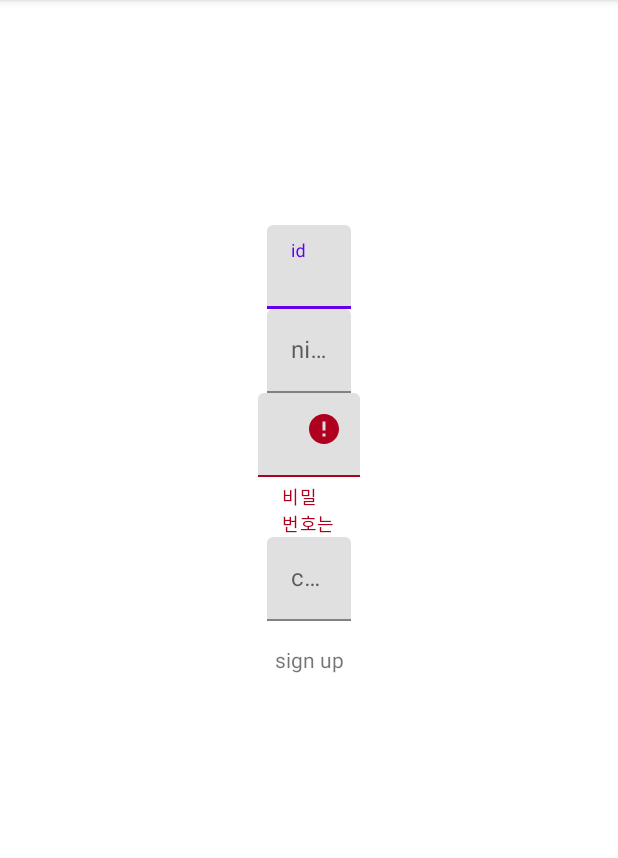
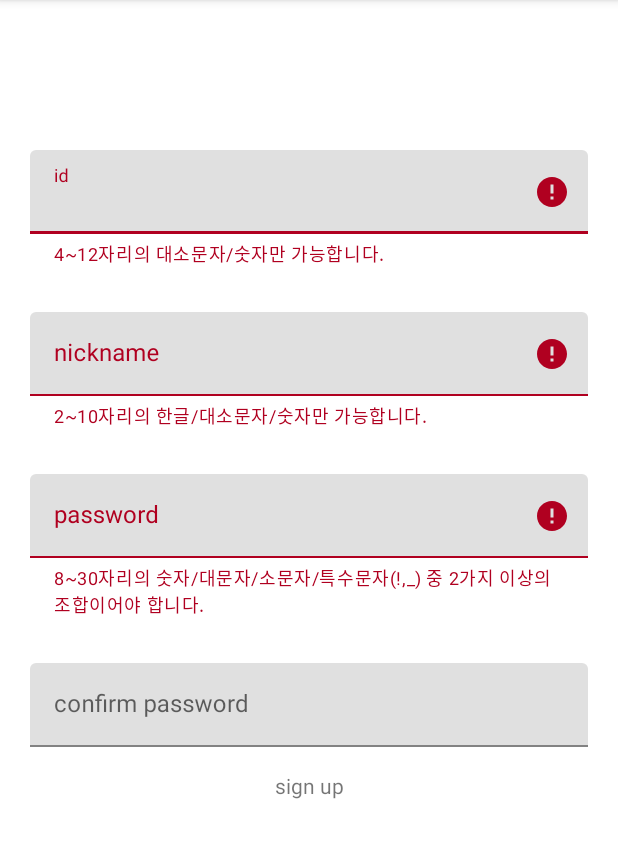
Before and after one commit to skychoi1010/anabada, an Android app: the SignUpActivity screen opened directly, with no data from a screen before it, after a tap on "sign up", on a phone screen of 412 x 824 dp, the part 84-942 px from its top. Run offline under Robolectric (Android 15) with nearby library versions, the phone set to English and light mode, and no system bars.

Commit message:
password validation in progress

```diff
--- a/app/src/main/java/com/example/anabada/ApiService.kt
+++ b/app/src/main/java/com/example/anabada/ApiService.kt
@@ -26,4 +26,11 @@ interface ApiService {
             @Field("nickname") nickname:String
     ): Call<SignUpRes>
 
+/*
+    @GET("user/logout")
+    fun reqBoard(
+            @Query("success") success:Boolean,
+            @Query("resultCode") resultCode:String
+    ): Call<BoardRes>
+ */
 }
--- a/app/src/main/java/com/example/anabada/Res.kt
+++ b/app/src/main/java/com/example/anabada/Res.kt
@@ -16,3 +16,10 @@ data class SignUpRes (
         var success: Boolean,
         var resultCode: String
 )
+/*
+data class BoardRes (
+        var
+        )
+
+
+ */
--- a/app/src/main/java/com/example/anabada/SignUpActivity.kt
+++ b/app/src/main/java/com/example/anabada/SignUpActivity.kt
@@ -2,7 +2,6 @@ package com.example.anabada
 
 import android.content.Intent
 import android.os.Bundle
-import android.widget.EditText
 import android.widget.Toast
 import androidx.appcompat.app.AlertDialog
 import androidx.appcompat.app.AppCompatActivity
@@ -19,7 +18,9 @@ import java.util.regex.Pattern
 class SignUpActivity: AppCompatActivity() {
 
     var signup:SignUpRes? = null
-    private val PASSWORD_POLICY:String = "비밀번호는 8~30자리의 숫자/영어 대문자/영어 소문자/특수문자(!,_) 중 2가지 이상의 조합이어야 합니다."
+    private val ID_POLICY:String = "4~12자리의 대소문자/숫자만 가능합니다."
+    private val NICKNAME_POLICY:String = "2~10자리의 한글/대소문자/숫자만 가능합니다."
+    private val PASSWORD_POLICY:String = "8~30자리의 숫자/대문자/소문자/특수문자(!,_) 중 2가지 이상의 조합이어야 합니다."
 
     override fun onCreate(savedInstanceState: Bundle?) {
         super.onCreate(savedInstanceState)
@@ -34,11 +35,14 @@ class SignUpActivity: AppCompatActivity() {
         val service: ApiService = retrofit.create(ApiService::class.java)
 
         binding.signupBtn.setOnClickListener {
+            (binding.id.parent.parent as TextInputLayout).error = null
+            (binding.nickname.parent.parent as TextInputLayout).error = null
+            (binding.pw.parent.parent as TextInputLayout).error = null
             val uid = binding.id.text.toString()
             val upw = binding.pw.text.toString()
             val nickname = binding.nickname.text.toString()
 
-            if(isValidPassword(binding.pw)) {
+            if(isValidId(binding.id, uid) and isValidPassword(binding.pw, upw) and isValidNick(binding.nickname, nickname)) {
                 service.reqSignUp(uid, upw, nickname).enqueue(object : Callback<SignUpRes> {
                     override fun onFailure(call: Call<SignUpRes>, t: Throwable) {
                         Toast.makeText(this@SignUpActivity, "Failed connection", Toast.LENGTH_SHORT).show()
@@ -64,22 +68,64 @@ class SignUpActivity: AppCompatActivity() {
 
     }
 
-    private fun isValidPassword(data: Any, updateUI: Boolean = true): Boolean {
+    private fun isValidPassword(data: Any, str: String): Boolean {
 
         var valid = true
-        val str = data.toString()
 
-        val exp = "^(?=.*[a-z0-9])(?=.*[a-z!_])(?=.*[A-Z!_])(?=.*[A-Z0-9])(?=.*[a-zA-Z])(?=.*[0-9!_]).{8,30}$"
-        val pattern = Pattern.compile(exp, Pattern.CASE_INSENSITIVE)
+        val exp = "^[a-zA-Z]{8,30}\$"
+        val num = "/[0-9]/g"
+        val lowerCase = "^[a-z]*$"
+        val upperCase = "^[A-Z]*$"
+        val specialChar = "^[!-]*$"
+        val pattern = Pattern.compile(exp)
         val matcher = pattern.matcher(str)
         if (!matcher.matches()) {
             valid = false
         }
 
         // Set error if required
-        if (updateUI) {
-            val error: String? = if (valid) null else PASSWORD_POLICY
-            setError(data, error)
+        if (!valid) {
+            setError(data, PASSWORD_POLICY)
+        }
+
+        return valid
+    }
+
+    private fun isValidId(data: Any, str: String): Boolean {
+
+        var valid = true
+
+        val exp = "^[a-zA-z0-9]{4,12}\$"
+
+
+        val pattern = Pattern.compile(exp)
+        val matcher = pattern.matcher(str)
+        if (!matcher.matches()) {
+            valid = false
+        }
+
+        // Set error if required
+        if (!valid) {
+            setError(data, ID_POLICY)
+        }
+
+        return valid
+    }
+
+    private fun isValidNick(data: Any, str: String): Boolean {
+
+        var valid = true
+
+        val exp = "^[a-zA-Z0-9ㄱ-ㅎㅏ-ㅣ가-힣]{2,10}\$"
+        val pattern = Pattern.compile(exp)
+        val matcher = pattern.matcher(str)
+        if (!matcher.matches()) {
+            valid = false
+        }
+
+        // Set error if required
+        if (!valid) {
+            setError(data, NICKNAME_POLICY)
         }
 
         return valid
@@ -94,4 +140,5 @@ class SignUpActivity: AppCompatActivity() {
             }
         }
     }
+
 }
--- a/app/src/main/res/layout/activity_signup.xml
+++ b/app/src/main/res/layout/activity_signup.xml
@@ -9,18 +9,19 @@
 
     <com.google.android.material.textfield.TextInputLayout
         android:id="@+id/id_w"
-        android:layout_width="wrap_content"
+        android:layout_width="0dp"
         android:layout_height="wrap_content"
-        android:layout_marginTop="150dp"
+        android:layout_marginTop="100dp"
+        android:layout_marginHorizontal="20dp"
         app:layout_constraintEnd_toEndOf="parent"
         app:layout_constraintStart_toStartOf="parent"
         app:layout_constraintTop_toTopOf="parent">
 
         <com.google.android.material.textfield.TextInputEditText
             android:id="@+id/id"
-            android:layout_width="wrap_content"
+            android:layout_width="match_parent"
             android:layout_height="wrap_content"
-            android:ems="10"
+            android:ems="15"
             android:hint="id"
             android:inputType="textPersonName"
             app:layout_constraintEnd_toEndOf="parent"
@@ -31,17 +32,19 @@
 
     <com.google.android.material.textfield.TextInputLayout
         android:id="@+id/nickname_w"
-        android:layout_width="wrap_content"
+        android:layout_width="0dp"
         android:layout_height="wrap_content"
+        android:layout_marginTop="30dp"
+        android:layout_marginHorizontal="20dp"
         app:layout_constraintLeft_toLeftOf="parent"
         app:layout_constraintRight_toRightOf="parent"
         app:layout_constraintTop_toBottomOf="@+id/id_w">
 
         <com.google.android.material.textfield.TextInputEditText
             android:id="@+id/nickname"
-            android:layout_width="wrap_content"
+            android:layout_width="match_parent"
             android:layout_height="wrap_content"
-            android:ems="10"
+            android:ems="15"
             android:hint="nickname"
             android:inputType="textPersonName"
             app:layout_constraintEnd_toEndOf="parent"
@@ -51,17 +54,19 @@
 
     <com.google.android.material.textfield.TextInputLayout
         android:id="@+id/pw_w"
-        android:layout_width="wrap_content"
+        android:layout_width="0dp"
         android:layout_height="wrap_content"
+        android:layout_marginTop="30dp"
+        android:layout_marginHorizontal="20dp"
         app:layout_constraintLeft_toLeftOf="parent"
         app:layout_constraintRight_toRightOf="parent"
         app:layout_constraintTop_toBottomOf="@+id/nickname_w">
 
         <com.google.android.material.textfield.TextInputEditText
             android:id="@+id/pw"
-            android:layout_width="wrap_content"
+            android:layout_width="match_parent"
             android:layout_height="wrap_content"
-            android:ems="10"
+            android:ems="15"
             android:hint="password"
             android:inputType="textPassword"
             app:layout_constraintEnd_toEndOf="parent"
@@ -71,17 +76,19 @@
 
     <com.google.android.material.textfield.TextInputLayout
         android:id="@+id/confirm_pw_w"
-        android:layout_width="wrap_content"
+        android:layout_width="0dp"
         android:layout_height="wrap_content"
+        android:layout_marginTop="30dp"
+        android:layout_marginHorizontal="20dp"
         app:layout_constraintLeft_toLeftOf="parent"
         app:layout_constraintRight_toRightOf="parent"
         app:layout_constraintTop_toBottomOf="@+id/pw_w">
 
         <com.google.android.material.textfield.TextInputEditText
             android:id="@+id/confirm_pw"
-            android:layout_width="wrap_content"
+            android:layout_width="match_parent"
             android:layout_height="wrap_content"
-            android:ems="10"
+            android:ems="15"
             android:hint="confirm password"
             android:inputType="textPassword"
             app:layout_constraintEnd_toEndOf="parent"
--- a/app/src/main/res/layout/listitem_board.xml
+++ b/app/src/main/res/layout/listitem_board.xml
@@ -19,7 +19,7 @@
 
     <TextView
         android:id="@+id/tv_board_title"
-        android:layout_width="wrap_content"
+        android:layout_width="0dp"
         android:layout_height="wrap_content"
         android:layout_marginLeft="12dp"
         android:layout_marginTop="12dp"
@@ -45,7 +45,7 @@
         android:textSize="14sp"
         android:maxLines="1"
         android:ellipsize="end"
-        android:maxEms="10"
+        android:maxEms="11"
         app:layout_constraintHorizontal_chainStyle="packed"
         app:layout_constraintHorizontal_bias="0.0"
         app:layout_constraintBottom_toTopOf="@id/tv_board_price"
@@ -55,7 +55,7 @@
 
     <TextView
         android:id="@+id/tv_board_date"
-        android:layout_width="wrap_content"
+        android:layout_width="0dp"
         android:layout_height="wrap_content"
         android:layout_marginLeft="8dp"
         android:text="날짜"
@@ -71,10 +71,11 @@
 
     <TextView
         android:id="@+id/tv_board_price"
-        android:layout_width="wrap_content"
+        android:layout_width="0dp"
         android:layout_height="wrap_content"
         android:layout_marginLeft="12dp"
         android:layout_marginBottom="12dp"
+        android:layout_marginRight="5dp"
         android:text="가격"
         android:textSize="14sp"
         app:layout_constraintHorizontal_bias="0.0"
@@ -111,7 +112,6 @@
         android:maxEms="5"
         app:layout_constraintHorizontal_bias="1.0"
         app:layout_constraintVertical_bias="1.0"
-        app:layout_constraintBaseline_toBaselineOf="@id/tv_board_price"
         app:layout_constraintBottom_toBottomOf="parent"
         app:layout_constraintRight_toRightOf="parent"
         app:layout_constraintTop_toTopOf="parent"
```
Also changed, not shown: app/src/main/java/com/example/anabada/BoardActivity.kt (line endings or trailing spaces).
